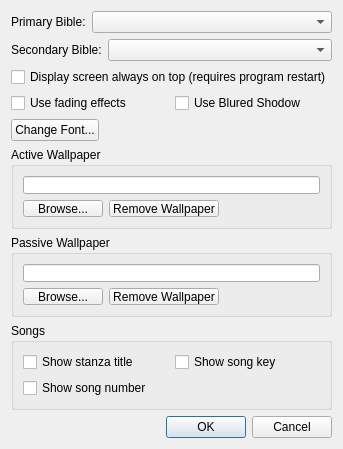
The window that src/settingsdialog.ui (SoftProjector/src) describes before a commit, drawn with Qt 5.
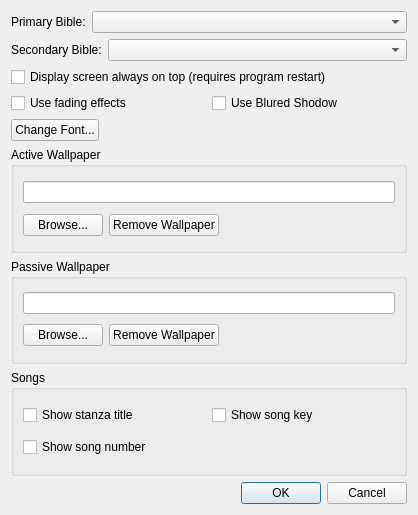
The same window after the commit.

Commit message: Bug fix: background group box min size, it used to collapse on linux system

The edit to the form file:
```diff
--- a/src/settingsdialog.ui
+++ b/src/settingsdialog.ui
@@ -6,8 +6,8 @@
    <rect>
     <x>0</x>
     <y>0</y>
-    <width>328</width>
-    <height>449</height>
+    <width>418</width>
+    <height>515</height>
    </rect>
   </property>
   <property name="windowTitle">
@@ -116,12 +116,6 @@
    </item>
    <item>
     <widget class="QGroupBox" name="groupBox">
-     <property name="minimumSize">
-      <size>
-       <width>0</width>
-       <height>20</height>
-      </size>
-     </property>
      <property name="title">
       <string>Active Wallpaper</string>
      </property>
@@ -172,12 +166,6 @@
    </item>
    <item>
     <widget class="QGroupBox" name="groupBox_3">
-     <property name="minimumSize">
-      <size>
-       <width>0</width>
-       <height>20</height>
-      </size>
-     </property>
      <property name="title">
       <string>Passive Wallpaper</string>
      </property>
```
